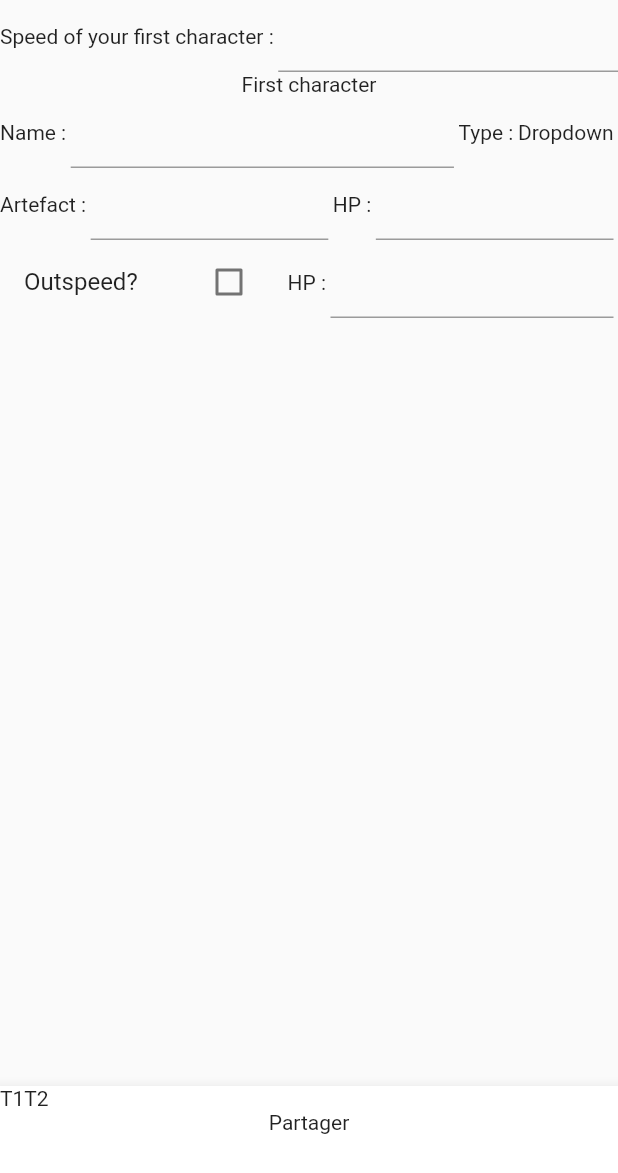
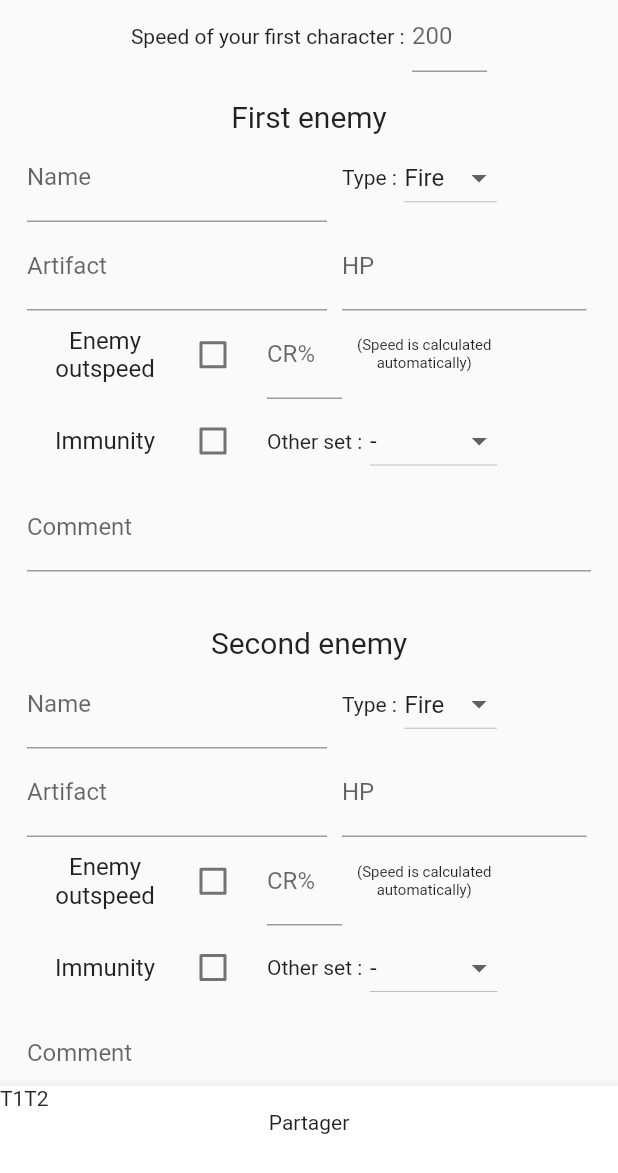
Before and after one commit to MaidSULTANOVIC/epic_report, a Flutter app: the screen it shows after launch, on a phone screen of 412 x 824 dp. Shown: the top 1173 px of the screen. Run offline on Flutter 3.47's test engine with Material 2 defaults, Android fonts, the phone set to English and light mode, and no system bars; our stand-ins replace get.

Commit message:
Completed T1View

```diff
--- a/lib/view/t1View.dart
+++ b/lib/view/t1View.dart
@@ -3,6 +3,7 @@ import 'package:flutter/cupertino.dart';
 import 'package:flutter/material.dart';
 import 'package:get/get.dart';
 import 'package:epic_report/controllers/report.controller.dart';
+import 'package:flutter/services.dart';
 
 class T1View extends StatefulWidget {
   @override
@@ -17,73 +18,220 @@ class _T1ViewState extends State<T1View> {
     super.initState();
   }
 
-  int _value = 0;
-  bool checkedValue = false;
+  String typeChangedValue = "Fire";
+  String setChangedValue = "-";
+  bool checkedValueImmunity = false;
+  bool checkedValueOutspeed = false;
 
   @override
   Widget build(BuildContext context) {
     return SafeArea(
         child: Container(
+            child: SingleChildScrollView(
       child: Column(
         children: [
           Row(
+            mainAxisAlignment: MainAxisAlignment.center,
             children: [
               Text("Speed of your first character :"),
-            SizedBox(width: 3),
-            Flexible(child: TextField()),
+              SizedBox(width: 5),
+              Flexible(
+                  child: Container(
+                width: 50.0,
+                child: TextField(
+                    decoration: InputDecoration(
+                      hintText: '200',
+                    ),
+                    keyboardType: TextInputType.number,
+                    inputFormatters: [
+                      LengthLimitingTextInputFormatter(3),
+                    ]),
+              )),
             ],
           ),
-        Column(
+          Character("First"),
+          Character("Second"),
+          Character("Third")
+        ],
+      ),
+    )));
+  }
+
+  Container Character(String enemyNum) {
+    return Container(
+      margin: const EdgeInsets.all(15.0),
+      padding: const EdgeInsets.all(3.0),
+      child: Column(
         children: [
-            Text("First character"),
+          Text(
+            enemyNum + " enemy",
+            style: TextStyle(fontSize: 20),
+          ),
           Row(
             children: [
-                Text("Name :"),
-                SizedBox(width: 3),
-                Flexible(child: TextField()),
-                SizedBox(width: 3),
+              Container(
+                width: 200,
+                child: Flexible(
+                    child: TextField(
+                        decoration: InputDecoration(
+                          labelText: 'Name',
+                        ),
+                        keyboardType: TextInputType.name,
+                        textCapitalization: TextCapitalization.sentences,
+                        inputFormatters: [
+                      LengthLimitingTextInputFormatter(20),
+                    ])),
+              ),
+              SizedBox(width: 10),
               Text("Type :"),
-                SizedBox(width: 3),
-                Text("Dropdown"),
+              SizedBox(width: 5),
+              DropdownButton<String>(
+                value: typeChangedValue,
+                items: <String>['Fire', 'Ice', 'Earth', 'Light', 'Dark']
+                    .map((String valueType) {
+                  return DropdownMenuItem<String>(
+                    value: valueType,
+                    child: Center(
+                        child: Text(
+                      valueType,
+                      textAlign: TextAlign.center,
+                    )),
+                  );
+                }).toList(),
+                onChanged: (value) {
+                  setState(() {
+                    typeChangedValue = value!;
+                  });
+                },
+              ),
+            ],
+          ),
+          Row(
+            children: [
+              Container(
+                width: 200,
+                child: Flexible(
+                    child: TextField(
+                        decoration: InputDecoration(
+                          labelText: 'Artifact',
+                        ),
+                        keyboardType: TextInputType.name,
+                        textCapitalization: TextCapitalization.sentences,
+                        inputFormatters: [
+                      LengthLimitingTextInputFormatter(20),
+                    ])),
+              ),
+              SizedBox(width: 10),
+              Flexible(
+                  child: Container(
+                //width: 80.0,
+                child: TextField(
+                    decoration: InputDecoration(
+                      labelText: 'HP',
+                      hintText: '10000',
+                    ),
+                    keyboardType: TextInputType.number,
+                    inputFormatters: [
+                      LengthLimitingTextInputFormatter(5),
+                    ]),
+              )),
               SizedBox(width: 3),
             ],
           ),
           Row(
             children: [
-                Text("Artefact :"),
-                SizedBox(width: 3),
-                Flexible(child: TextField()),
-                SizedBox(width: 3),
-                Text("HP :"),
-                SizedBox(width: 3),
-                Flexible(child: TextField()),
-                SizedBox(width: 3),
+              Container(
+                width: 160.0,
+                child: Flexible(
+                    child: CheckboxListTile(
+                        title: Text(
+                          "Enemy outspeed",
+                          textAlign: TextAlign.center,
+                        ),
+                        value: checkedValueOutspeed,
+                        onChanged: (value) {
+                          setState(() {
+                            checkedValueOutspeed = value!;
+                          });
+                        })),
+              ),
+              Flexible(
+                  child: Container(
+                width: 50.0,
+                child: TextField(
+                    decoration:
+                        InputDecoration(labelText: 'CR%', hintText: '0-99'),
+                    keyboardType: TextInputType.number,
+                    inputFormatters: [
+                      LengthLimitingTextInputFormatter(2),
+                    ]),
+              )),
+              SizedBox(width: 10),
+              Text(
+                "(Speed is calculated\nautomatically)",
+                style: TextStyle(fontSize: 10),
+                textAlign: TextAlign.center,
+              ),
+            ],
+          ),
+          Row(
+            children: [
+              Container(
+                width: 160.0,
+                child: Flexible(
+                    child: CheckboxListTile(
+                        title: Text(
+                          "Immunity",
+                          textAlign: TextAlign.center,
+                        ),
+                        value: checkedValueImmunity,
+                        onChanged: (value) {
+                          setState(() {
+                            checkedValueImmunity = value!;
+                          });
+                        })),
+              ),
+              Text("Other set :"),
+              SizedBox(width: 5),
+              DropdownButton<String>(
+                value: setChangedValue,
+                items: <String>['-', 'Counter', 'Lifesteal', 'Injury']
+                    .map((String valueSet) {
+                  return DropdownMenuItem<String>(
+                    value: valueSet,
+                    child: Center(
+                        child: Text(
+                      valueSet,
+                      textAlign: TextAlign.center,
+                    )),
+                  );
+                }).toList(),
+                onChanged: (value) {
+                  setState(() {
+                    setChangedValue = value!;
+                  });
+                },
+              ),
             ],
           ),
           Row(
             children: [
               Flexible(
-                    child: CheckboxListTile(
-                        title: Text("Outspeed?"),
-                        value: checkedValue,
-                        onChanged: (value) {
-                          setState(() {
-                            checkedValue = value!;
-                          });
-                        })),
-                SizedBox(width: 3),
-                Text("HP :"),
-                SizedBox(width: 3),
-                Flexible(child: TextField()),
-                SizedBox(width: 3),
-              ],
+                  child: TextField(
+                      minLines: 1,
+                      maxLines: 2,
+                      decoration: InputDecoration(
+                        labelText: 'Comment',
                       ),
-            Row(
-              children: [],
-            ),
+                      keyboardType: TextInputType.text,
+                      textCapitalization: TextCapitalization.sentences,
+                      inputFormatters: [
+                    LengthLimitingTextInputFormatter(60),
+                  ])),
             ],
           )
         ],
-    )));
+      ),
+    );
   }
 }
```
Lines whose indentation alone changed are shown as unchanged.
